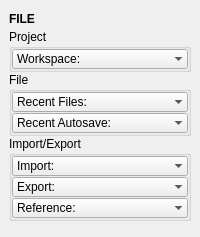
The window that tentacle/ui/file.ui (m3trik/tentacle) describes before a commit, drawn with Qt 5.
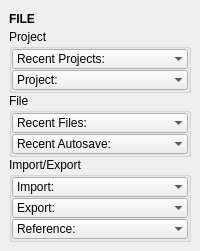
The same window after the commit. Custom widgets are drawn as their Qt base class.

Diff of the .ui file:
```diff
--- a/tentacle/ui/file.ui
+++ b/tentacle/ui/file.ui
@@ -75,6 +75,36 @@
          <property name="bottomMargin">
           <number>0</number>
          </property>
+         <item>
+          <widget class="ComboBox" name="cmb001">
+           <property name="minimumSize">
+            <size>
+             <width>0</width>
+             <height>20</height>
+            </size>
+           </property>
+           <property name="maximumSize">
+            <size>
+             <width>16777215</width>
+             <height>20</height>
+            </size>
+           </property>
+           <property name="maxVisibleItems">
+            <number>30</number>
+           </property>
+           <property name="sizeAdjustPolicy">
+            <enum>QComboBox::AdjustToContentsOnFirstShow</enum>
+           </property>
+           <property name="frame">
+            <bool>false</bool>
+           </property>
+           <item>
+            <property name="text">
+             <string>Recent Projects:</string>
+            </property>
+           </item>
+          </widget>
+         </item>
          <item>
           <widget class="ComboBox" name="cmb006">
            <property name="minimumSize">
@@ -100,7 +130,7 @@
            </property>
            <item>
             <property name="text">
-             <string>Workspace:</string>
+             <string>Project:</string>
             </property>
            </item>
           </widget>
```
